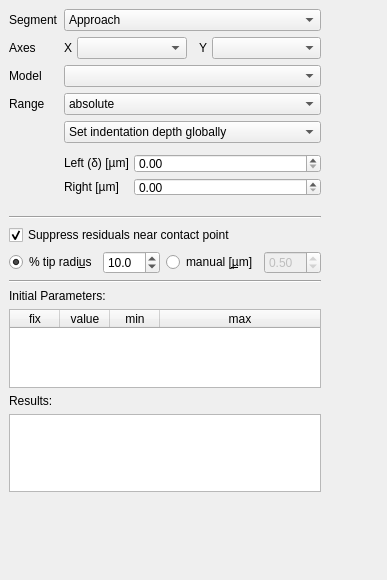
This is pyjibe/fd/tab_fit.ui in AFM-analysis/PyJibe as Qt 5 draws it before an edit. The edited form follows.
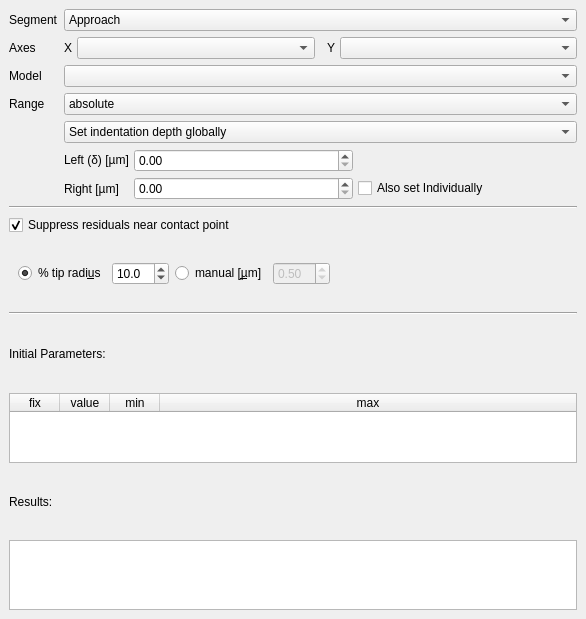
This is the edited form. Custom widgets are drawn as their Qt base class.

Commit message: - enh: allow to also set right part of fitting range individually  - fix: improve layout of FD fitting panel

```diff
--- a/pyjibe/fd/tab_fit.ui
+++ b/pyjibe/fd/tab_fit.ui
@@ -6,8 +6,8 @@
    <rect>
     <x>0</x>
     <y>0</y>
-    <width>387</width>
-    <height>580</height>
+    <width>586</width>
+    <height>619</height>
    </rect>
   </property>
   <property name="windowTitle">
@@ -35,7 +35,7 @@
    <item>
     <widget class="QScrollArea" name="scrollArea">
      <property name="sizePolicy">
-      <sizepolicy hsizetype="Ignored" vsizetype="Expanding">
+      <sizepolicy hsizetype="Minimum" vsizetype="Preferred">
        <horstretch>0</horstretch>
        <verstretch>0</verstretch>
       </sizepolicy>
@@ -65,7 +65,7 @@
       <number>0</number>
      </property>
      <property name="sizeAdjustPolicy">
-      <enum>QAbstractScrollArea::AdjustIgnored</enum>
+      <enum>QAbstractScrollArea::AdjustToContents</enum>
      </property>
      <property name="widgetResizable">
       <bool>true</bool>
@@ -75,17 +75,17 @@
        <rect>
         <x>0</x>
         <y>0</y>
-        <width>391</width>
-        <height>566</height>
+        <width>586</width>
+        <height>619</height>
        </rect>
       </property>
       <property name="sizePolicy">
-       <sizepolicy hsizetype="Fixed" vsizetype="Preferred">
+       <sizepolicy hsizetype="Ignored" vsizetype="Preferred">
         <horstretch>0</horstretch>
         <verstretch>0</verstretch>
        </sizepolicy>
       </property>
-      <layout class="QVBoxLayout" name="verticalLayout_13" stretch="0,0,0,0,0,0,0,0,0,0">
+      <layout class="QVBoxLayout" name="verticalLayout_13" stretch="0,0,0,0,0,0,0,0,0">
        <property name="spacing">
         <number>6</number>
        </property>
@@ -105,97 +105,10 @@
         <number>9</number>
        </property>
        <item>
-        <layout class="QFormLayout" name="formLayout">
-         <property name="sizeConstraint">
-          <enum>QLayout::SetMinimumSize</enum>
+        <layout class="QGridLayout" name="gridLayout">
+         <property name="bottomMargin">
+          <number>0</number>
          </property>
-         <item row="0" column="0">
-          <widget class="QLabel" name="label_3">
-           <property name="text">
-            <string>Segment</string>
-           </property>
-          </widget>
-         </item>
-         <item row="0" column="1">
-          <widget class="QComboBox" name="cb_segment">
-           <property name="enabled">
-            <bool>true</bool>
-           </property>
-           <property name="sizePolicy">
-            <sizepolicy hsizetype="MinimumExpanding" vsizetype="Fixed">
-             <horstretch>0</horstretch>
-             <verstretch>0</verstretch>
-            </sizepolicy>
-           </property>
-           <item>
-            <property name="text">
-             <string>Approach</string>
-            </property>
-           </item>
-           <item>
-            <property name="text">
-             <string>Retract</string>
-            </property>
-           </item>
-          </widget>
-         </item>
-         <item row="1" column="0">
-          <widget class="QLabel" name="label">
-           <property name="text">
-            <string>Axes</string>
-           </property>
-          </widget>
-         </item>
-         <item row="1" column="1">
-          <layout class="QHBoxLayout" name="horizontalLayout_2">
-           <property name="spacing">
-            <number>5</number>
-           </property>
-           <property name="sizeConstraint">
-            <enum>QLayout::SetMinimumSize</enum>
-           </property>
-           <item>
-            <widget class="QLabel" name="label_14">
-             <property name="text">
-              <string>X</string>
-             </property>
-             <property name="alignment">
-              <set>Qt::AlignRight|Qt::AlignTrailing|Qt::AlignVCenter</set>
-             </property>
-            </widget>
-           </item>
-           <item>
-            <widget class="QComboBox" name="cb_xaxis">
-             <property name="sizePolicy">
-              <sizepolicy hsizetype="MinimumExpanding" vsizetype="Fixed">
-               <horstretch>0</horstretch>
-               <verstretch>0</verstretch>
-              </sizepolicy>
-             </property>
-            </widget>
-           </item>
-           <item>
-            <widget class="QLabel" name="label_2">
-             <property name="text">
-              <string>  Y</string>
-             </property>
-             <property name="alignment">
-              <set>Qt::AlignRight|Qt::AlignTrailing|Qt::AlignVCenter</set>
-             </property>
-            </widget>
-           </item>
-           <item>
-            <widget class="QComboBox" name="cb_yaxis">
-             <property name="sizePolicy">
-              <sizepolicy hsizetype="MinimumExpanding" vsizetype="Fixed">
-               <horstretch>0</horstretch>
-               <verstretch>0</verstretch>
-              </sizepolicy>
-             </property>
-            </widget>
-           </item>
-          </layout>
-         </item>
          <item row="2" column="0">
           <widget class="QLabel" name="label_13">
            <property name="text">
@@ -203,45 +116,14 @@
            </property>
           </widget>
          </item>
-         <item row="2" column="1">
-          <widget class="QComboBox" name="cb_model">
-           <property name="sizePolicy">
-            <sizepolicy hsizetype="MinimumExpanding" vsizetype="Fixed">
-             <horstretch>0</horstretch>
-             <verstretch>0</verstretch>
-            </sizepolicy>
-           </property>
-          </widget>
-         </item>
-         <item row="3" column="0">
-          <widget class="QLabel" name="label_4">
-           <property name="text">
-            <string>Range</string>
-           </property>
-          </widget>
-         </item>
-         <item row="3" column="1">
-          <widget class="QComboBox" name="cb_range_type">
-           <property name="sizePolicy">
-            <sizepolicy hsizetype="MinimumExpanding" vsizetype="Fixed">
-             <horstretch>0</horstretch>
-             <verstretch>0</verstretch>
-            </sizepolicy>
-           </property>
-           <item>
-            <property name="text">
-             <string>absolute</string>
-            </property>
-           </item>
-           <item>
-            <property name="text">
-             <string>relative to contact point fit (4pass)</string>
-            </property>
-           </item>
-          </widget>
-         </item>
          <item row="4" column="1">
           <widget class="QComboBox" name="cb_delta_select">
+           <property name="sizePolicy">
+            <sizepolicy hsizetype="Preferred" vsizetype="Preferred">
+             <horstretch>0</horstretch>
+             <verstretch>0</verstretch>
+            </sizepolicy>
+           </property>
            <item>
             <property name="text">
              <string>Set indentation depth globally</string>
@@ -268,10 +150,10 @@
             <number>0</number>
            </property>
            <property name="topMargin">
-            <number>5</number>
+            <number>0</number>
            </property>
            <property name="bottomMargin">
-            <number>5</number>
+            <number>0</number>
            </property>
            <property name="spacing">
             <number>5</number>
@@ -286,10 +168,20 @@
              </property>
             </widget>
            </item>
+           <item row="0" column="1">
+            <widget class="InfDoubleSpinBox" name="sp_range_1">
+             <property name="sizePolicy">
+              <sizepolicy hsizetype="Expanding" vsizetype="Preferred">
+               <horstretch>0</horstretch>
+               <verstretch>0</verstretch>
+              </sizepolicy>
+             </property>
+            </widget>
+           </item>
            <item row="0" column="0">
             <widget class="QLabel" name="label_5">
              <property name="sizePolicy">
-              <sizepolicy hsizetype="Minimum" vsizetype="Maximum">
+              <sizepolicy hsizetype="Preferred" vsizetype="Maximum">
                <horstretch>0</horstretch>
                <verstretch>0</verstretch>
               </sizepolicy>
@@ -302,28 +194,180 @@
              </property>
             </widget>
            </item>
-           <item row="0" column="1">
-            <widget class="InfDoubleSpinBox" name="sp_range_1">
-             <property name="sizePolicy">
-              <sizepolicy hsizetype="Expanding" vsizetype="Fixed">
-               <horstretch>0</horstretch>
-               <verstretch>0</verstretch>
-              </sizepolicy>
-             </property>
-            </widget>
-           </item>
            <item row="1" column="1">
             <widget class="InfDoubleSpinBox" name="sp_range_2">
              <property name="sizePolicy">
-              <sizepolicy hsizetype="Expanding" vsizetype="Fixed">
+              <sizepolicy hsizetype="Preferred" vsizetype="Preferred">
                <horstretch>0</horstretch>
                <verstretch>0</verstretch>
               </sizepolicy>
              </property>
             </widget>
            </item>
+           <item row="0" column="2">
+            <spacer name="horizontalSpacer_2">
+             <property name="orientation">
+              <enum>Qt::Horizontal</enum>
+             </property>
+             <property name="sizeHint" stdset="0">
+              <size>
+               <width>0</width>
+               <height>20</height>
+              </size>
+             </property>
+            </spacer>
+           </item>
+           <item row="1" column="2">
+            <widget class="QCheckBox" name="cb_right_individ">
+             <property name="text">
+              <string>Also set Individually</string>
+             </property>
+            </widget>
+           </item>
           </layout>
          </item>
+         <item row="2" column="1">
+          <widget class="QComboBox" name="cb_model">
+           <property name="sizePolicy">
+            <sizepolicy hsizetype="Preferred" vsizetype="Preferred">
+             <horstretch>0</horstretch>
+             <verstretch>0</verstretch>
+            </sizepolicy>
+           </property>
+          </widget>
+         </item>
+         <item row="1" column="1">
+          <layout class="QHBoxLayout" name="horizontalLayout_2">
+           <property name="spacing">
+            <number>5</number>
+           </property>
+           <property name="sizeConstraint">
+            <enum>QLayout::SetMinimumSize</enum>
+           </property>
+           <item>
+            <widget class="QLabel" name="label_14">
+             <property name="text">
+              <string>X</string>
+             </property>
+             <property name="alignment">
+              <set>Qt::AlignRight|Qt::AlignTrailing|Qt::AlignVCenter</set>
+             </property>
+            </widget>
+           </item>
+           <item>
+            <widget class="QComboBox" name="cb_xaxis">
+             <property name="sizePolicy">
+              <sizepolicy hsizetype="Expanding" vsizetype="Preferred">
+               <horstretch>0</horstretch>
+               <verstretch>0</verstretch>
+              </sizepolicy>
+             </property>
+            </widget>
+           </item>
+           <item>
+            <widget class="QLabel" name="label_2">
+             <property name="text">
+              <string>  Y</string>
+             </property>
+             <property name="alignment">
+              <set>Qt::AlignRight|Qt::AlignTrailing|Qt::AlignVCenter</set>
+             </property>
+            </widget>
+           </item>
+           <item>
+            <widget class="QComboBox" name="cb_yaxis">
+             <property name="sizePolicy">
+              <sizepolicy hsizetype="Expanding" vsizetype="Preferred">
+               <horstretch>0</horstretch>
+               <verstretch>0</verstretch>
+              </sizepolicy>
+             </property>
+            </widget>
+           </item>
+          </layout>
+         </item>
+         <item row="3" column="0">
+          <widget class="QLabel" name="label_4">
+           <property name="sizePolicy">
+            <sizepolicy hsizetype="Fixed" vsizetype="Preferred">
+             <horstretch>0</horstretch>
+             <verstretch>0</verstretch>
+            </sizepolicy>
+           </property>
+           <property name="text">
+            <string>Range</string>
+           </property>
+          </widget>
+         </item>
+         <item row="3" column="1">
+          <widget class="QComboBox" name="cb_range_type">
+           <property name="sizePolicy">
+            <sizepolicy hsizetype="Preferred" vsizetype="Preferred">
+             <horstretch>0</horstretch>
+             <verstretch>0</verstretch>
+            </sizepolicy>
+           </property>
+           <item>
+            <property name="text">
+             <string>absolute</string>
+            </property>
+           </item>
+           <item>
+            <property name="text">
+             <string>relative to contact point fit (4pass)</string>
+            </property>
+           </item>
+          </widget>
+         </item>
+         <item row="0" column="0">
+          <widget class="QLabel" name="label_3">
+           <property name="sizePolicy">
+            <sizepolicy hsizetype="Fixed" vsizetype="Preferred">
+             <horstretch>0</horstretch>
+             <verstretch>0</verstretch>
+            </sizepolicy>
+           </property>
+           <property name="text">
+            <string>Segment</string>
+           </property>
+          </widget>
+         </item>
+         <item row="1" column="0">
+          <widget class="QLabel" name="label">
+           <property name="sizePolicy">
+            <sizepolicy hsizetype="Fixed" vsizetype="Preferred">
+             <horstretch>0</horstretch>
+             <verstretch>0</verstretch>
+            </sizepolicy>
+           </property>
+           <property name="text">
+            <string>Axes</string>
+           </property>
+          </widget>
+         </item>
+         <item row="0" column="1">
+          <widget class="QComboBox" name="cb_segment">
+           <property name="enabled">
+            <bool>true</bool>
+           </property>
+           <property name="sizePolicy">
+            <sizepolicy hsizetype="Expanding" vsizetype="Preferred">
+             <horstretch>0</horstretch>
+             <verstretch>0</verstretch>
+            </sizepolicy>
+           </property>
+           <item>
+            <property name="text">
+             <string>Approach</string>
+            </property>
+           </item>
+           <item>
+            <property name="text">
+             <string>Retract</string>
+            </property>
+           </item>
+          </widget>
+         </item>
         </layout>
        </item>
        <item>
@@ -336,7 +380,7 @@
        <item>
         <widget class="QCheckBox" name="cb_weight_cp">
          <property name="sizePolicy">
-          <sizepolicy hsizetype="MinimumExpanding" vsizetype="Fixed">
+          <sizepolicy hsizetype="Fixed" vsizetype="Fixed">
            <horstretch>0</horstretch>
            <verstretch>0</verstretch>
           </sizepolicy>
@@ -350,15 +394,25 @@
         </widget>
        </item>
        <item>
-        <layout class="QHBoxLayout" name="horizontalLayout_8">
-         <property name="sizeConstraint">
-          <enum>QLayout::SetMinimumSize</enum>
+        <widget class="QWidget" name="widget_res_cp" native="true">
+         <layout class="QHBoxLayout" name="horizontalLayout">
+          <property name="topMargin">
+           <number>0</number>
+          </property>
+          <property name="rightMargin">
+           <number>0</number>
          </property>
          <property name="bottomMargin">
           <number>0</number>
          </property>
          <item>
           <widget class="QRadioButton" name="rd_weigt_perc">
+            <property name="sizePolicy">
+             <sizepolicy hsizetype="Fixed" vsizetype="Fixed">
+              <horstretch>0</horstretch>
+              <verstretch>0</verstretch>
+             </sizepolicy>
+            </property>
            <property name="text">
             <string>% tip radi&amp;us</string>
            </property>
@@ -394,6 +448,12 @@
          </item>
          <item>
           <widget class="QRadioButton" name="rd_weight_um">
+            <property name="sizePolicy">
+             <sizepolicy hsizetype="Fixed" vsizetype="Fixed">
+              <horstretch>0</horstretch>
+              <verstretch>0</verstretch>
+             </sizepolicy>
+            </property>
            <property name="text">
             <string>manual [&amp;µm]</string>
            </property>
@@ -430,7 +490,21 @@
            </property>
           </widget>
          </item>
-        </layout>
+          <item>
+           <spacer name="horizontalSpacer_3">
+            <property name="orientation">
+             <enum>Qt::Horizontal</enum>
+            </property>
+            <property name="sizeHint" stdset="0">
+             <size>
+              <width>0</width>
+              <height>20</height>
+             </size>
+            </property>
+           </spacer>
+          </item>
+         </layout>
+        </widget>
        </item>
        <item>
         <widget class="Line" name="line">
@@ -449,7 +523,7 @@
        <item>
         <widget class="QTableWidget" name="table_parameters_initial">
          <property name="sizePolicy">
-          <sizepolicy hsizetype="MinimumExpanding" vsizetype="MinimumExpanding">
+          <sizepolicy hsizetype="Preferred" vsizetype="Fixed">
            <horstretch>0</horstretch>
            <verstretch>0</verstretch>
           </sizepolicy>
@@ -575,7 +649,7 @@
        <item>
         <widget class="QTableWidget" name="table_parameters_fitted">
          <property name="sizePolicy">
-          <sizepolicy hsizetype="MinimumExpanding" vsizetype="MinimumExpanding">
+          <sizepolicy hsizetype="Preferred" vsizetype="Fixed">
            <horstretch>0</horstretch>
            <verstretch>0</verstretch>
           </sizepolicy>
@@ -620,19 +694,6 @@
          </column>
         </widget>
        </item>
-       <item>
-        <spacer name="verticalSpacer">
-         <property name="orientation">
-          <enum>Qt::Vertical</enum>
-         </property>
-         <property name="sizeHint" stdset="0">
-          <size>
-           <width>0</width>
-           <height>0</height>
-          </size>
-         </property>
-        </spacer>
-       </item>
       </layout>
      </widget>
     </widget>
```
Left out of the diff: 56 changed lines with no effect on the pictures. Lines whose indentation alone changed are shown as unchanged. The commit also changes 5 other files.
